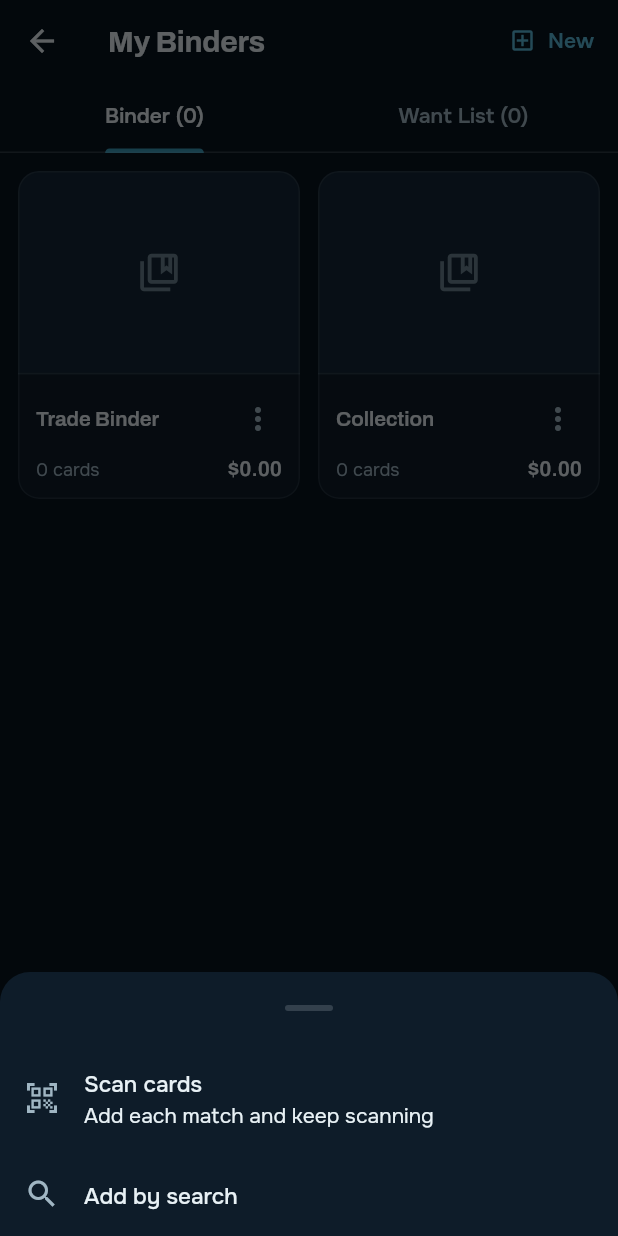
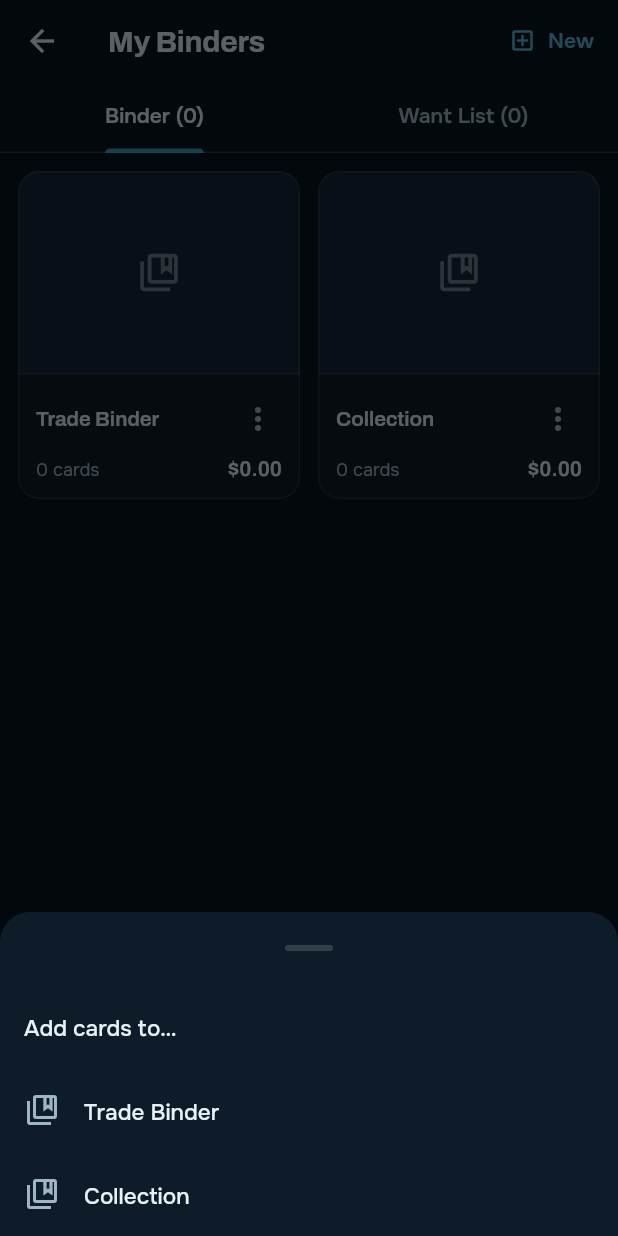
Before and after one commit to MXTradeApps/rifttrades, a Flutter app: the BinderScreen screen opened directly, after a tap on "Add card", on a phone screen of 412 x 824 dp. Run offline on Flutter 3.47's test engine with Material 3 defaults, Android fonts, the phone set to English and light mode, and no system bars; drawn by our look-alikes of showcaseview; our stand-ins replace cached_network_image, camera, clock, fl_chart, flutter_cache_manager, flutter_riverpod and 7 more; missing offline and left inert: google_mlkit_text_recognition, purchases_flutter, purchases_ui_flutter; accounts and stored records are empty; network calls fail; statements that could not run were skipped.

Commit message:
Binders: ask for the add target, undo removals, dash unpriced rows
Port of FAB Trades ceccd11d, adapted to RiftTrades:
- "Add card" on the My Binders grid asks which Binder to add to,
  instead of silently filing cards in the Trade Binder.
- Swiping a row away, or tapping − on its last copy, shows a SnackBar
  with Undo that puts the row back.
- Unpriced rows show "—" instead of $0.00.
- Foil badges use the shared FoilTag everywhere.

Not ported: the Share Binder link change (RiftTrades mobile has no share
action) and dropping the Want List tab (RiftTrades keeps Want List as a
sibling tab, not a grid tile).

Co-Authored-By: Claude Opus 5.5 (1M context) <noreply@anthropic.com>
Claude-Session: https://claude.ai/code/session_01DoZGAPCcb2YyuFLNCykVwX

```diff
--- a/apps/mobile/lib/features/binder/binder_screen.dart
+++ b/apps/mobile/lib/features/binder/binder_screen.dart
@@ -338,6 +338,15 @@ class _BinderScreenState extends ConsumerState<BinderScreen>
   }
 
   Future<void> _showBinderAddOptions(BuildContext context) async {
+    if (ref.read(openBinderIdProvider) == null) {
+      // On the grid nothing is open, so ask where the cards should go rather
+      // than silently filing them in the Trade Binder.
+      final target = await _pickTargetBinder(context);
+      if (target == null || !context.mounted) return;
+      ref.read(binderFiltersProvider.notifier).clear();
+      ref.read(openBinderIdProvider.notifier).open(target);
+    }
+    if (!context.mounted) return;
     await showModalBottomSheet<void>(
       context: context,
       showDragHandle: true,
@@ -373,6 +382,35 @@ class _BinderScreenState extends ConsumerState<BinderScreen>
               },
             ),
           ],
+        ),
+      ),
+    );
+  }
+
+  Future<String?> _pickTargetBinder(BuildContext context) {
+    final binders = Binder.gridOrder(
+      ref.read(bindersProvider).where((b) => b.isLive),
+    );
+    return showModalBottomSheet<String>(
+      context: context,
+      showDragHandle: true,
+      isScrollControlled: true,
+      builder: (ctx) => SafeArea(
+        child: SingleChildScrollView(
+          child: Column(
+            key: const Key('addTargetBinderSheet'),
+            mainAxisSize: MainAxisSize.min,
+            children: [
+              const ListTile(title: Text('Add cards to…')),
+              for (final binder in binders)
+                ListTile(
+                  key: Key('addTarget-${binder.clientId}'),
+                  leading: const Icon(Icons.collections_bookmark_outlined),
+                  title: Text(binder.name),
+                  onTap: () => Navigator.pop(ctx, binder.clientId),
+                ),
+            ],
+          ),
         ),
       ),
     );
--- a/apps/mobile/lib/features/lend/lend_group_screen.dart
+++ b/apps/mobile/lib/features/lend/lend_group_screen.dart
@@ -2,6 +2,7 @@ import 'package:flutter/material.dart';
 import 'package:flutter_riverpod/flutter_riverpod.dart';
 
 import '../../app/theme.dart';
+import '../../app/ui.dart';
 import '../../app/widgets.dart';
 import '../../core/logic/pricing.dart';
 import '../../core/models/lend_group.dart';
@@ -210,10 +211,7 @@ class _ItemRow extends ConsumerWidget {
                         RarityBadge(rarity: card.rarity),
                         if (card.isFoil) ...[
                           const SizedBox(width: 5),
-                          const PillBadge(
-                              label: 'FOIL',
-                              color: Color(0xFF9B5DE5),
-                              icon: Icons.auto_awesome),
+                          FoilTag(subTypeName: card.subTypeName, label: card.finishLabel),
                         ],
                       ],
                     ),
--- a/apps/mobile/lib/features/trade/trade_screen.dart
+++ b/apps/mobile/lib/features/trade/trade_screen.dart
@@ -706,10 +706,7 @@ class _TradeItemRow extends StatelessWidget {
                       ),
                       if (item.card.isFoil) ...[
                         const SizedBox(width: 6),
-                        const PillBadge(
-                            label: 'FOIL',
-                            color: Color(0xFF9B5DE5),
-                            icon: Icons.auto_awesome),
+                        FoilTag(subTypeName: item.card.subTypeName, label: item.card.finishLabel),
                       ],
                     ],
                   ),
```
Also changed, not shown: apps/mobile/lib/core/providers.dart (+14 -0 lines), apps/mobile/lib/features/binder/binder_list.dart (+44 -13 lines), 1 other file.
